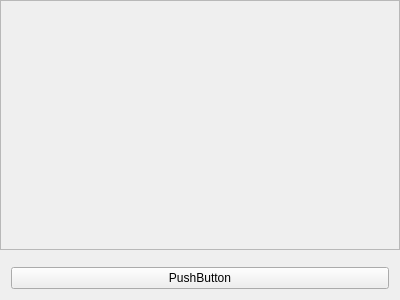
Before: the Qt Designer form testopencv/src/testqtopencv/GaussianWidget.ui in chenyue0102/mytestchenyue, drawn with Qt 5.
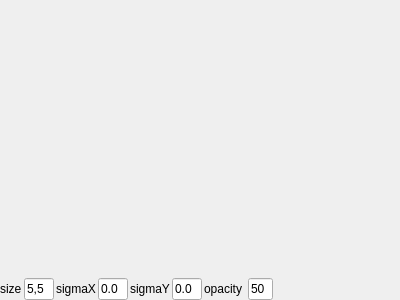
After: the same form once the commit is applied. Custom widgets are drawn as their Qt base class.

```diff
--- a/testopencv/src/testqtopencv/GaussianWidget.ui
+++ b/testopencv/src/testqtopencv/GaussianWidget.ui
@@ -14,6 +14,9 @@
    <string>GaussianWidget</string>
   </property>
   <layout class="QVBoxLayout" name="verticalLayout">
+   <property name="spacing">
+    <number>0</number>
+   </property>
    <property name="leftMargin">
     <number>0</number>
    </property>
@@ -28,6 +31,9 @@
    </property>
    <item>
     <widget class="QScrollArea" name="scrollArea">
+     <property name="frameShape">
+      <enum>QFrame::NoFrame</enum>
+     </property>
      <property name="widgetResizable">
       <bool>true</bool>
      </property>
@@ -36,8 +42,8 @@
        <rect>
         <x>0</x>
         <y>0</y>
-        <width>398</width>
-        <height>251</height>
+        <width>400</width>
+        <height>280</height>
        </rect>
       </property>
       <layout class="QVBoxLayout" name="verticalLayout_2">
@@ -63,13 +69,120 @@
    <item>
     <widget class="QWidget" name="widget" native="true">
      <layout class="QHBoxLayout" name="horizontalLayout">
+      <property name="spacing">
+       <number>2</number>
+      </property>
+      <property name="leftMargin">
+       <number>0</number>
+      </property>
+      <property name="topMargin">
+       <number>0</number>
+      </property>
+      <property name="rightMargin">
+       <number>0</number>
+      </property>
+      <property name="bottomMargin">
+       <number>0</number>
+      </property>
       <item>
-       <widget class="QPushButton" name="pushButton">
+       <widget class="QLabel" name="label">
         <property name="text">
-         <string>PushButton</string>
+         <string>size</string>
         </property>
        </widget>
       </item>
+      <item>
+       <widget class="QLineEdit" name="lineEditSize">
+        <property name="maximumSize">
+         <size>
+          <width>30</width>
+          <height>16777215</height>
+         </size>
+        </property>
+        <property name="text">
+         <string>5,5</string>
+        </property>
+        <property name="maxLength">
+         <number>7</number>
+        </property>
+       </widget>
+      </item>
+      <item>
+       <widget class="QLabel" name="label_2">
+        <property name="text">
+         <string>sigmaX</string>
+        </property>
+       </widget>
+      </item>
+      <item>
+       <widget class="QLineEdit" name="lineEditSigmaX">
+        <property name="maximumSize">
+         <size>
+          <width>30</width>
+          <height>16777215</height>
+         </size>
+        </property>
+        <property name="text">
+         <string>0.0</string>
+        </property>
+       </widget>
+      </item>
+      <item>
+       <widget class="QLabel" name="label_3">
+        <property name="text">
+         <string>sigmaY</string>
+        </property>
+       </widget>
+      </item>
+      <item>
+       <widget class="QLineEdit" name="lineEditSigmaY">
+        <property name="maximumSize">
+         <size>
+          <width>30</width>
+          <height>16777215</height>
+         </size>
+        </property>
+        <property name="text">
+         <string>0.0</string>
+        </property>
+       </widget>
+      </item>
+      <item>
+       <widget class="QLabel" name="label_4">
+        <property name="text">
+         <string>opacity </string>
+        </property>
+       </widget>
+      </item>
+      <item>
+       <widget class="QLineEdit" name="lineEditOpacity">
+        <property name="maximumSize">
+         <size>
+          <width>25</width>
+          <height>16777215</height>
+         </size>
+        </property>
+        <property name="text">
+         <string>50</string>
+        </property>
+        <property name="maxLength">
+         <number>3</number>
+        </property>
+       </widget>
+      </item>
+      <item>
+       <spacer name="horizontalSpacer">
+        <property name="orientation">
+         <enum>Qt::Horizontal</enum>
+        </property>
+        <property name="sizeHint" stdset="0">
+         <size>
+          <width>40</width>
+          <height>20</height>
+         </size>
+        </property>
+       </spacer>
+      </item>
      </layout>
     </widget>
    </item>
```
